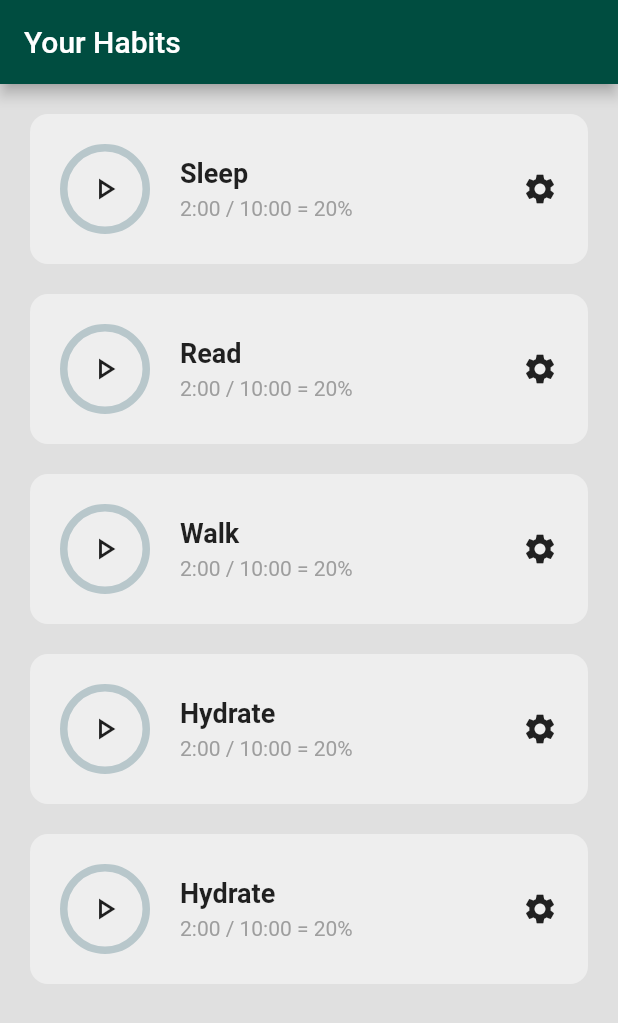
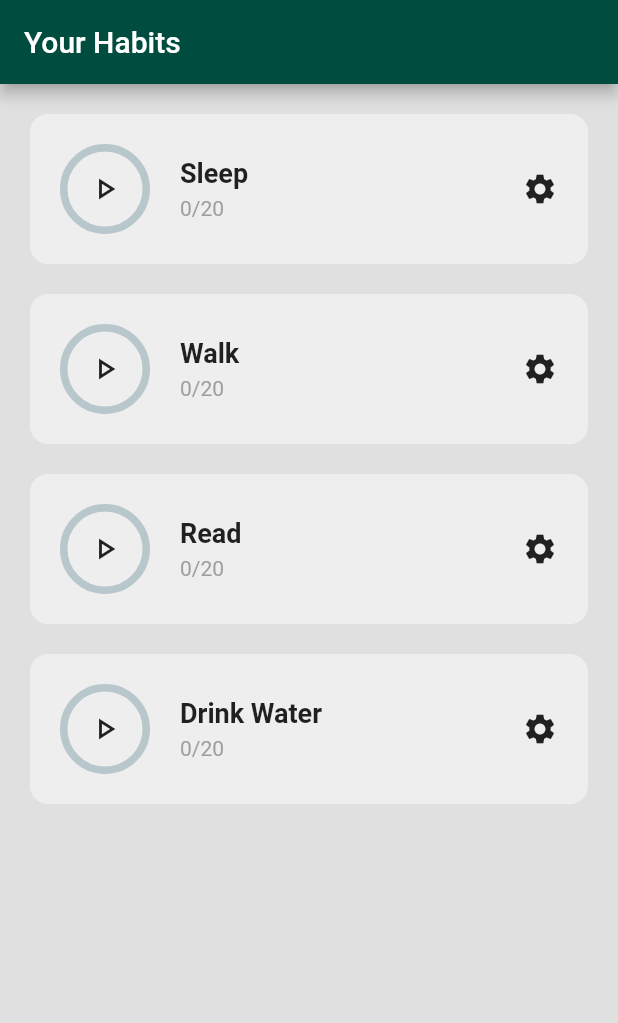
Before and after one commit to Legend-03/the_project, a Flutter app: the screen it shows after launch, on a phone screen of 412 x 824 dp. Shown: the top 1023 px of the screen. Run offline on Flutter 3.47's test engine with Material 2 defaults, Android fonts, the phone set to English and light mode, and no system bars; drawn by our look-alikes of percent_indicator.

```diff
--- a/lib/home_page.dart
+++ b/lib/home_page.dart
@@ -1,5 +1,9 @@
+import 'dart:async';
+
 import 'package:flutter/material.dart';
 import 'package:pages/util/habit_objects.dart';
+
+
 
 class HomePage extends StatefulWidget {
   const HomePage({Key? key}) : super(key: key);
@@ -9,44 +13,90 @@ class HomePage extends StatefulWidget {
 }
 
 class _HomePageState extends State<HomePage> {
+  //List of Habit Functionality
+  // Datastructure
+  List habitList = [
+    // [habitName, habitStarted, timeSpent, timeGoal]
+    ['Sleep', false, 0, 20],
+    ['Walk', false, 0, 20],
+    ['Read', false, 0, 20],
+    ['Drink Water', false, 0, 20],
+  ];
+
+  void habitStarted(int index) {
+
+    //start timr
+    var startTime = DateTime.now();
+
+
+
+    setState(() {
+      // creating contrast between pause & play with onTap
+      habitList[index][1] =!habitList[index][1];
+
+      // Time going
+      Timer.periodic(Duration(seconds: 1), (timer){
+        setState(() {
+          // stop timer
+        if(!habitList[index][1]){
+          timer.cancel();   //Timer will run until this condition is satisfied
+        }
+
+        //Elapsed time
+        var currentTime = DateTime.now();
+        habitList[index][2] = currentTime.second - startTime.second;
+        });
+
+
+
+      });
+
+    });
+  }
+  void settingsOpened(int index){
+    showDialog(context: context, builder: (context){
+      // alert as per the habitName: habitList-->0
+      return AlertDialog(title: Text('Settings for '+ habitList[index][0]));
+      });
+    }
+
+
+
+
   @override
   Widget build(BuildContext context) {
+
+    // var habitList;
     return Scaffold(
-      backgroundColor: Colors.grey[300],
-      appBar: AppBar(
-        backgroundColor: Colors.teal[900],
-        title: Text('Your Habits'),
-
-      ),
+        backgroundColor: Colors.grey[300],
+        appBar: AppBar(
+          backgroundColor: Colors.teal[900],
+          title: const Text('Your Habits'),
+        ),
 
 // ----------------------------------------------------------
-      body: Column(
-        children: [
+        body: ListView.builder(
+          // Items to build
+          itemCount: habitList.length,
 
+          itemBuilder: ((context, index){
+          return HabitObject(   //Object- oriented programming
+              // Datatype: List
+              habitName: habitList[index][0],
+              onTap: () {
+                habitStarted(index);
+              },
+              settingsTap: () {
+                settingsOpened(index);
+              },
 
-          //Object- oriented programming
-          HabitObject(
-            habitName: 'Sleep',
-          ),
+              habitStarted: habitList[index][1],
+              timeSpent: habitList[index][2],
+              timeGoal: habitList[index][3],
 
-          HabitObject(
-            habitName: 'Read',
-          ),
-          HabitObject(
-            habitName: 'Walk',
-          ),
+            );
 
-          HabitObject(
-            habitName: 'Hydrate',
-          ),
+        })));
+  }
 
-          HabitObject(
-            habitName: 'Hydrate',
-          ),
-        ],
-      )
-
-
-    );
-  }
 }
--- a/lib/util/habit_objects.dart
+++ b/lib/util/habit_objects.dart
@@ -1,12 +1,28 @@
 import 'package:flutter/material.dart';
 import 'package:percent_indicator/circular_percent_indicator.dart';
 
+
+
 class HabitObject extends StatelessWidget {
+  final String habitName;
+  final VoidCallback  onTap;
+  final VoidCallback  settingsTap;
+  final int timeSpent;
+  final int timeGoal;
+  final bool habitStarted;  //play/pause button
 
-  final String habitName;
-  // final VoidCallback  onTap;
 
-  const HabitObject({Key? key, required this.habitName}) : super(key: key);
+// Constructors for variables
+  const HabitObject({
+    Key? key,
+    required this.habitName,
+    required this.onTap,
+    required this.settingsTap,
+    required this.timeSpent,
+    required this.timeGoal,
+    required this.habitStarted,
+
+    }) : super(key: key);
 
   @override
   Widget build(BuildContext context) {
@@ -25,45 +41,49 @@ class HabitObject extends StatelessWidget {
               children: [
                 //Row: To group progress circle & Habit name
                 Row(children: [
+                  //progresssssss indicatorrrrrrrrrr
+                  GestureDetector(
+                    onTap: onTap,
+                    child: SizedBox(
+                        height: 60,
+                        width: 60,
+                        // child: SingleChildScrollView(
 
-                  //progresssssss indicatorrrrrrrrrr
-                  Container(
-                    height:60, width:60,
-                    // child: SingleChildScrollView(
-
-
-                    child: Stack(children: [              //stack
-                      //circle
-                      CircularPercentIndicator(radius: 30),
-                      // error zoneeeeeeeeeeeeeeeeeeeeeeeeeeeeeeeeeeeeeeeee
-                      Center(child: SingleChildScrollView(child: Icon(Icons.play_arrow_outlined)))
-                    ])
-
-
+                        child: Stack(children: [
+                          //stack
+                          //circle
+                          CircularPercentIndicator(radius: 30),
+                          // error zoneeeeeeeeeeeeeeeeeeeeeeeeeeeeeeeeeeeeeeeee
+                          Center(
+                              child: SingleChildScrollView(
+                                  child: Icon(
+                                    habitStarted ? Icons.pause : Icons.play_arrow_outlined)))
+                        ])),
                   ),
 
-
                   // ---------------------------------------------------------
-                  const SizedBox(width:20),
+                  const SizedBox(width: 20),
                   Column(
                       // align in the beginning
                       crossAxisAlignment: CrossAxisAlignment.start,
                       children: [
                         //habit name
                         Text(habitName,
-                            style: const TextStyle(
-                                fontWeight: FontWeight.bold, fontSize: 18)),
+                            style: const TextStyle(fontWeight: FontWeight.bold, fontSize: 18)),
 
-                        const SizedBox(height: 5), //Creating a space between habitName & Progress
+//Creating a space between habitName & Progress
+                        const SizedBox(height: 5),
 
                         //progress
-                        const Text('2:00 / 10:00 = 20%',
-                            style: TextStyle(
-                              color: Colors.grey,
-                            )),
+                        Text(timeSpent.toString()+'/'+timeGoal.toString(),
+                            style: TextStyle(color: Colors.grey,)),
+
                       ]),
                 ]),
-                Icon(Icons.settings),
+                GestureDetector(
+//passing settingsTapped function
+                  onTap: settingsTap,
+                  child: Icon(Icons.settings)),
               ])),
     );
   }
```
